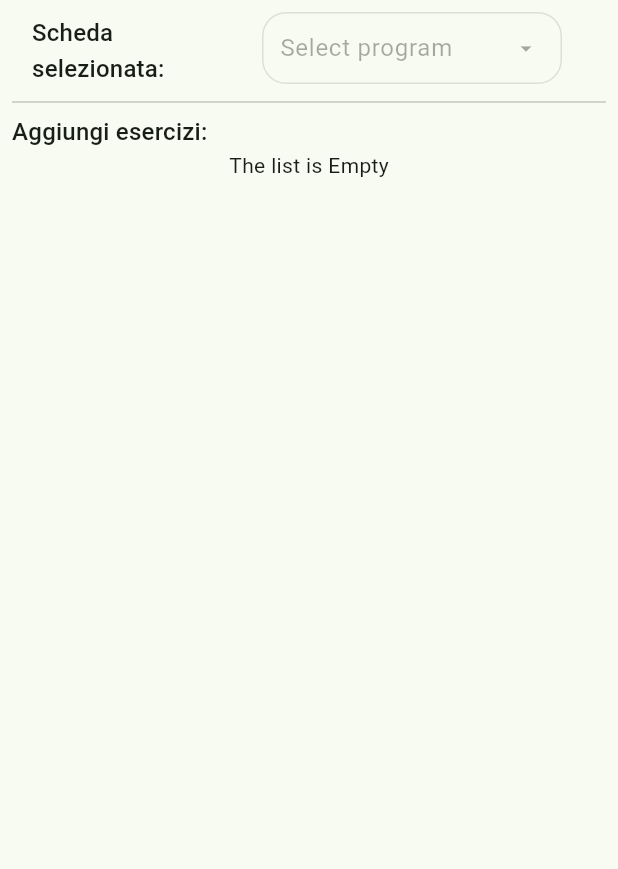
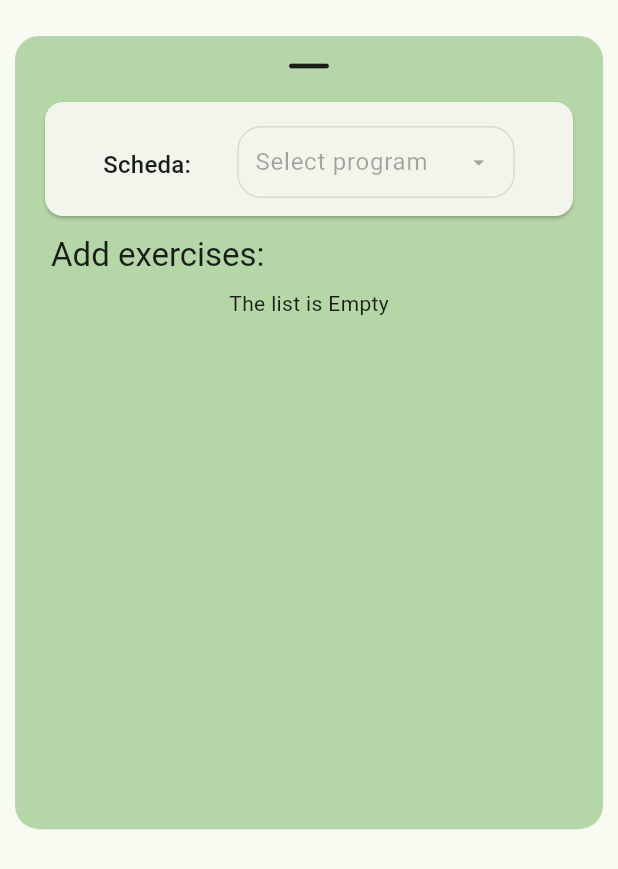
Before and after one commit to Alessandro-Alino/gymbro, a Flutter app: the AddExerToProgr widget shown alone on an empty page, opened directly, on a phone screen of 412 x 824 dp. Shown: the top 869 px of the screen. Run offline on Flutter 3.47's test engine with Material 3 defaults, Android fonts, the phone set to English and light mode, and no system bars; our stand-ins replace equatable, flutter_bloc, go_router, shared_preferences, sqflite; accounts and stored records are empty; generated files the repository leaves out were written again; statements that could not run were skipped.

Commit message:
Add new Feature "PR to EX"

```diff
--- /dev/null
+++ b/devtools_options.yaml
@@ -0,0 +1,4 @@
+description: This file stores settings for Dart & Flutter DevTools.
+documentation: https://docs.flutter.dev/tools/devtools/extensions#configure-extension-enablement-states
+extensions:
+  - provider: true
--- a/lib/config/l10n/app_en.arb
+++ b/lib/config/l10n/app_en.arb
@@ -4,6 +4,7 @@
   "yes": "Yes",
   "no": "No",
   "save": "Save",
+  "back":"Back",
   "create": "Create",
   "theme": "Theme",
   "name": "Name",
@@ -12,6 +13,7 @@
   "login": "Login",
   "logout": "Logout",
   "add": "Add",
+  "add_exercises":"Add exercises",
   "delete": "Delete",
   "update": "Update",
   "update_name": "Update name",
--- a/lib/config/l10n/app_it.arb
+++ b/lib/config/l10n/app_it.arb
@@ -4,6 +4,7 @@
   "yes":"Si",
   "no":"No",
   "save":"Salva",
+  "back":"Indietro",
   "create": "Create",
   "theme": "Tema",
   "name":"Nome",
@@ -12,6 +13,7 @@
   "login":"Login",
   "logout":"Logout",
   "add":"Aggiungi",
+  "add_exercises":"Aggiungi esercizi",
   "delete":"Elimina",
   "update":"Modifica",
   "update_name": "Modifica nome",
--- a/lib/config/theme/cubit/theme_cubit.dart
+++ b/lib/config/theme/cubit/theme_cubit.dart
@@ -33,9 +33,7 @@ class ThemeCubit extends Cubit<ThemeMode> {
         return false;
       case ThemeMode.system:
         return brightness == Brightness.light;
-      default:
-        return false;
-    }
+      }
   }
 
 }
--- a/lib/database/app_db.dart
+++ b/lib/database/app_db.dart
@@ -54,10 +54,10 @@ class AppDB {
         ${DBConst.exIdColPREX} INTEGER,
         ${DBConst.setsColPREX} INTEGER,
         ${DBConst.repsColPREX} INTEGER,
+        ${DBConst.weightColPREX} REAL,
         FOREIGN KEY (${DBConst.prIdColPREX}) REFERENCES ${DBConst.tableNamePR} (${DBConst.idColPR}) ON DELETE CASCADE,
         FOREIGN KEY (${DBConst.exIdColPREX}) REFERENCES ${DBConst.tableNameEX} (${DBConst.idColEX}) ON DELETE CASCADE
       )
     ''');
   }
-
 }
--- a/lib/feature/exercises/screen/exercise_list_page.dart
+++ b/lib/feature/exercises/screen/exercise_list_page.dart
@@ -2,7 +2,7 @@ import 'package:flutter/material.dart';
 import 'package:flutter_bloc/flutter_bloc.dart';
 import 'package:gymbro/config/l10n/app_local.dart';
 import 'package:gymbro/feature/exercises/cubit/exercises_cubit.dart';
-import 'package:gymbro/feature/exercises/widget/all_exercise_list.dart';
+import 'package:gymbro/feature/exercises/widget/exercise_list.dart';
 
 class AllExerciseListPage extends StatefulWidget {
   const AllExerciseListPage({super.key});
--- a/lib/feature/programs/bloc/program_state.dart
+++ b/lib/feature/programs/bloc/program_state.dart
@@ -9,16 +9,6 @@ final class ProgramState extends Equatable {
     required this.selectedProgram,
   });
 
-  // CopyWith method
-  ProgramState copyWith({
-    List<ProgramModel>? programList,
-    ProgramModel? selectedProgram,
-  }) =>
-      ProgramState(
-        programList: programList ?? this.programList,
-        selectedProgram: selectedProgram,
-      );
-
   @override
   List<Object?> get props => [programList, selectedProgram];
 }
--- a/lib/feature/programs/widget/program_dropdown.dart
+++ b/lib/feature/programs/widget/program_dropdown.dart
@@ -1,7 +1,6 @@
 import 'package:flutter/material.dart';
 import 'package:flutter_bloc/flutter_bloc.dart';
 import 'package:gymbro/config/l10n/app_local.dart';
-import 'package:gymbro/config/theme/cubit/theme_cubit.dart';
 import 'package:gymbro/feature/programs/bloc/program_bloc.dart';
 import 'package:gymbro/feature/programs/model/program_model.dart';
 
@@ -18,7 +17,8 @@ class _ProgramDropdownState extends State<ProgramDropdown> {
   @override
   void initState() {
     super.initState();
-    _dropDrownSetName();
+    // Added short delay in initState to Set the name
+    Future.delayed(Durations.short1, () => _dropDrownSetName());
   }
 
   @override
@@ -50,7 +50,7 @@ class _ProgramDropdownState extends State<ProgramDropdown> {
         return Padding(
           padding: const EdgeInsets.only(left: 8.0, right: 16.0, bottom: 4.0),
           child: DropdownMenu<ProgramModel>(
-            width: 200.0,
+            width: 185.0,
             menuHeight: 350.0,
             controller: _dropDownCtrl,
             enabled: state.programList.isNotEmpty,
@@ -64,14 +64,16 @@ class _ProgramDropdownState extends State<ProgramDropdown> {
               ),
             ),
             menuStyle: MenuStyle(
-              backgroundColor: WidgetStatePropertyAll(context
-                      .read<ThemeCubit>()
-                      .isLightTheme(MediaQuery.of(context).platformBrightness)
-                  ? Colors.green.shade200
-                  : Colors.green.shade900),
+              backgroundColor: WidgetStatePropertyAll(
+                Theme.of(context).colorScheme.inversePrimary,
+              ),
               shape: WidgetStatePropertyAll(
                 RoundedRectangleBorder(
                   borderRadius: BorderRadius.circular(16.0),
+                  side: BorderSide(
+                    width: 2,
+                    color: Color.fromRGBO(5, 51, 8, 1.0),
+                  ),
                 ),
               ),
             ),
--- a/lib/widget/add_exer_to_progr.dart
+++ b/lib/widget/add_exer_to_progr.dart
@@ -4,6 +4,9 @@ import 'package:gymbro/config/l10n/app_local.dart';
 import 'package:gymbro/config/theme/cubit/theme_cubit.dart';
 import 'package:gymbro/feature/exercises/cubit/exercises_cubit.dart';
 import 'package:gymbro/feature/exercises/model/exercise_model.dart';
+import 'package:gymbro/feature/prex/bloc/prex_bloc.dart';
+import 'package:gymbro/feature/prex/model/prex_model.dart';
+import 'package:gymbro/feature/programs/bloc/program_bloc.dart';
 import 'package:gymbro/feature/programs/widget/program_dropdown.dart';
 
 class AddExerToProgr extends StatelessWidget {
@@ -15,22 +18,41 @@ class AddExerToProgr extends StatelessWidget {
       expand: false,
       minChildSize: 0.2,
       maxChildSize: 0.9,
-      initialChildSize: 0.5,
+      initialChildSize: 0.7,
       builder: (context, scrollController) {
-        return SingleChildScrollView(
+        return Container(
+          margin: const EdgeInsets.symmetric(vertical: 24.0, horizontal: 10.0),
+          padding: const EdgeInsets.symmetric(horizontal: 16.0),
+          decoration: BoxDecoration(
+            color: context
+                    .read<ThemeCubit>()
+                    .isLightTheme(MediaQuery.platformBrightnessOf(context))
+                ? Color.fromRGBO(181, 214, 166, 1.0)
+                : Color.fromRGBO(34, 46, 34, 1.0),
+            borderRadius: BorderRadius.circular(16.0),
+          ),
+          child: SingleChildScrollView(
             controller: scrollController,
-          child: Padding(
-            padding: const EdgeInsets.all(8.0),
             child: Column(
               children: [
-                Row(
+                // Drag Handle
+                Icon(Icons.horizontal_rule_rounded, size: 40.0),
+                // Title & DropDown
+                Card(
+                  child: Padding(
+                    padding: const EdgeInsets.only(
+                      left: 16.0,
+                      top: 16.0,
+                      bottom: 8.0,
+                    ),
+                    child: Row(
                       mainAxisAlignment: MainAxisAlignment.spaceEvenly,
                       children: [
                         // Title
                         Flexible(
                           flex: 1,
                           child: Text(
-                        'Scheda selezionata:',
+                            'Scheda:',
                             style: Theme.of(context).textTheme.titleMedium,
                           ),
                         ),
@@ -41,15 +63,21 @@ class AddExerToProgr extends StatelessWidget {
                         ),
                       ],
                     ),
-                const Divider(),
-                Row(
+                  ),
+                ),
+                // Title: "Add Exercises"
+                Padding(
+                  padding: const EdgeInsets.all(8.0),
+                  child: Row(
                     children: [
                       Text(
-                      'Aggiungi esercizi:',
-                      style: Theme.of(context).textTheme.titleMedium,
+                        '${context.ltr.add_exercises}:',
+                        style: Theme.of(context).textTheme.titleLarge,
                       ),
                     ],
                   ),
+                ),
+                // List of Exercises
                 BlocBuilder<ExerciseCubit, List<ExerciseModel>>(
                   builder: (context, state) {
                     return state.isEmpty
@@ -60,14 +88,27 @@ class AddExerToProgr extends StatelessWidget {
                             itemCount: state.length,
                             itemBuilder: (context, index) {
                               ExerciseModel exercise = state[index];
-                              return Card(
-                                color: context
-                                    .read<ThemeCubit>()
-                                    .isLightTheme(MediaQuery.of(context).platformBrightness)
-                                    ? Colors.green.shade100
-                                    : Colors.green.shade900,
+                              return GestureDetector(
+                                onTap: () {
+                                  PrexModel prex = PrexModel(
+                                    programId: context
+                                        .read<ProgramBloc>()
+                                        .state
+                                        .selectedProgram!
+                                        .id!,
+                                    exerciseId: exercise.id!,
+                                    sets: 3,
+                                    reps: 12,
+                                    weight: 65.5,
+                                  );
+                                  context
+                                      .read<PrexBloc>()
+                                      .createPrex(prex: prex);
+                                },
+                                child: Card(
                                   child: ListTile(
                                     title: Text(exercise.name),
+                                  ),
                                 ),
                               );
                             },
--- a/lib/widget/theme_dialog.dart
+++ b/lib/widget/theme_dialog.dart
@@ -72,7 +72,7 @@ class SelectTheme extends StatelessWidget {
                   Icon(
                     iconData,
                     size: 35.0,
-                    color: Colors.white.withOpacity(0.9),
+                    color: Colors.white,
                     shadows: const [
                       Shadow(color: Colors.black, blurRadius:10.0)
                     ],
```
Also changed, not shown: lib/app.dart (+4 -7 lines), lib/feature/exercises/widget/exercise_list.dart (renamed from lib/feature/exercises/widget/all_exercise_list.dart, +15 -9 lines), lib/feature/exercises/widget/modal_update_exercise.dart (+8 -5 lines), lib/feature/prex/widget/prex_list.dart (added, +66 -0 lines), lib/feature/programs/bloc/program_bloc.dart (+17 -11 lines), lib/feature/programs/widget/modal_update_program.dart (deleted, +0 -102 lines), lib/feature/programs/widget/program_list.dart (+15 -9 lines), lib/main.dart (+8 -1 lines), lib/widget/dialog_update.dart (added, +81 -0 lines), pubspec.lock, 3 other files. Lines whose indentation alone changed are shown as unchanged.
